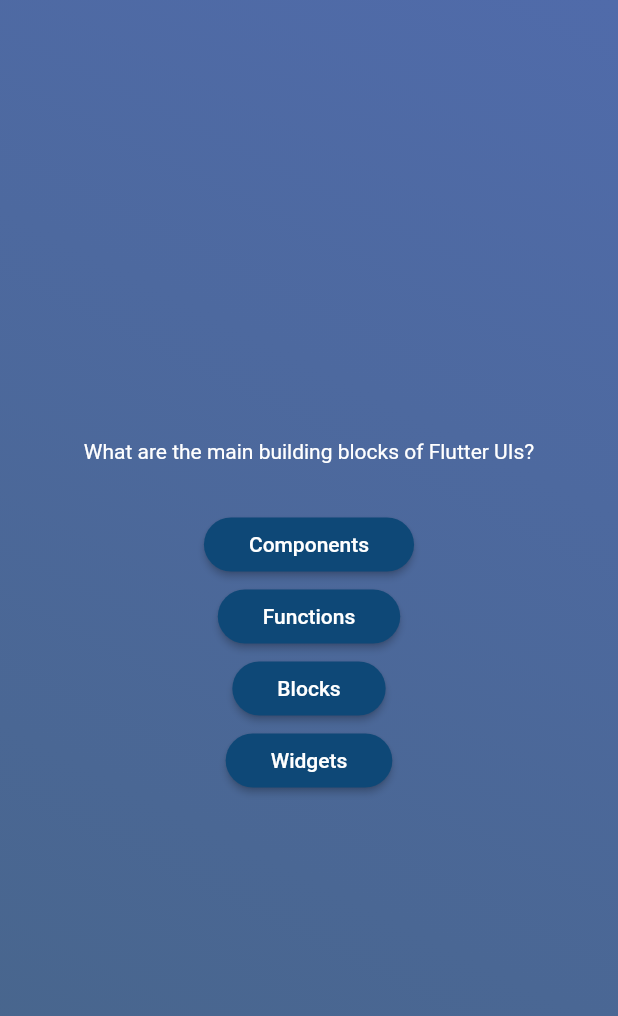
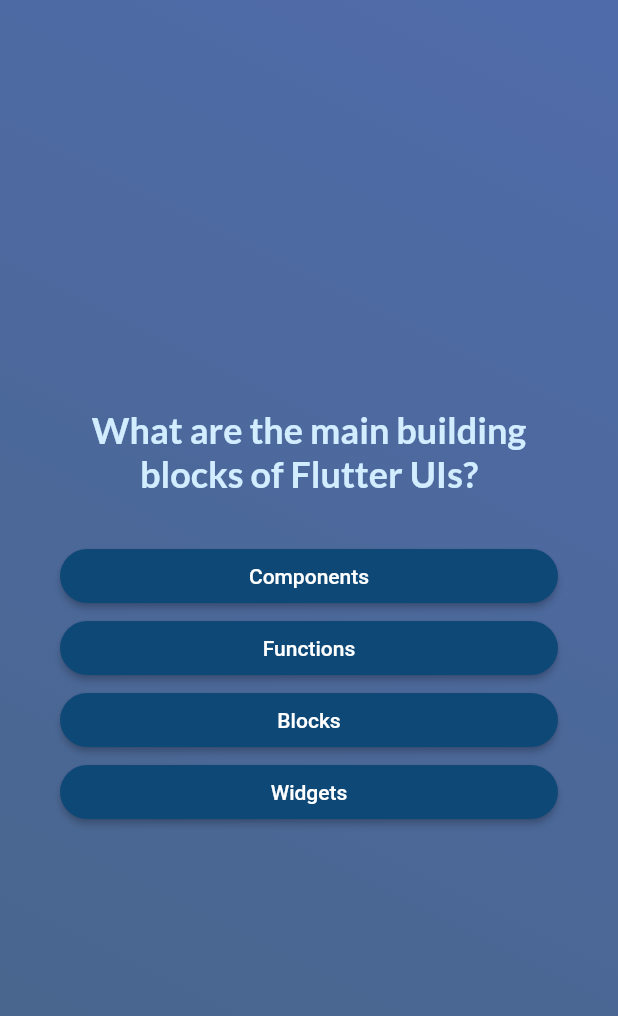
Before and after one commit to ndizihiwesimon/flutter_quiz, a Flutter app: the screen it shows after launch, after a tap on "Start Quiz", on a phone screen of 412 x 824 dp. Shown: the top 1016 px of the screen. Run offline on Flutter 3.47's test engine with Material 2 defaults, Android fonts, the phone set to English and light mode, and no system bars; our stand-ins replace google_fonts.

Commit message:
Applied google font

```diff
--- a/lib/answer_button.dart
+++ b/lib/answer_button.dart
@@ -21,7 +21,10 @@ class AnswerButton extends StatelessWidget {
           shape: RoundedRectangleBorder(
             borderRadius: BorderRadius.circular(40),
           )),
-      child: Text(answerText),
+      child: Text(
+        answerText,
+        textAlign: TextAlign.center,
+      ),
     );
   }
 }
--- a/lib/questions.dart
+++ b/lib/questions.dart
@@ -1,6 +1,7 @@
 import 'package:flutter/material.dart';
 import 'package:flutter_quiz/answer_button.dart';
 import 'package:flutter_quiz/data/questions.dart';
+import 'package:google_fonts/google_fonts.dart';
 
 class QuestionScreen extends StatefulWidget {
   const QuestionScreen({super.key});
@@ -24,14 +25,20 @@ class _QuestionScreenState extends State<QuestionScreen> {
     final currentQuestion = questions[currentQuestionIndex];
     return SizedBox(
       width: double.infinity,
+      child: Container(
+        margin: const EdgeInsets.all(40),
         child: Column(
           mainAxisAlignment: MainAxisAlignment.center,
+          crossAxisAlignment: CrossAxisAlignment.stretch,
           children: [
             Text(
               currentQuestion.question,
-            style: const TextStyle(
-              color: Colors.white,
+              style: GoogleFonts.lato(
+                color: const Color.fromARGB(255, 209, 237, 255),
+                fontSize: 24,
+                fontWeight: FontWeight.bold,
               ),
+              textAlign: TextAlign.center,
             ),
             const SizedBox(
               height: 30,
@@ -44,6 +51,7 @@ class _QuestionScreenState extends State<QuestionScreen> {
                 )
           ],
         ),
+      ),
     );
   }
 }
--- a/lib/start_screen.dart
+++ b/lib/start_screen.dart
@@ -1,4 +1,5 @@
 import 'package:flutter/material.dart';
+import 'package:google_fonts/google_fonts.dart';
 
 class StartScreen extends StatelessWidget {
   const StartScreen(this.startQuiz, {super.key});
@@ -17,11 +18,12 @@ class StartScreen extends StatelessWidget {
           const SizedBox(
             height: 40,
           ),
-          const Text(
+          Text(
             "Learn Flutter the Fun way",
-            style: TextStyle(
-              color: Colors.white,
-              fontSize: 18,
+            style: GoogleFonts.lato(
+              color: const Color.fromARGB(255, 209, 237, 255),
+              fontSize: 24,
+              fontWeight: FontWeight.bold,
             ),
           ),
           const SizedBox(
--- a/pubspec.yaml
+++ b/pubspec.yaml
@@ -35,6 +35,7 @@ dependencies:
   # The following adds the Cupertino Icons font to your application.
   # Use with the CupertinoIcons class for iOS style icons.
   cupertino_icons: ^1.0.2
+  google_fonts: ^4.0.4
 
 dev_dependencies:
   flutter_test:
```
Also changed, not shown: pubspec.lock. Lines whose indentation alone changed are shown as unchanged.
